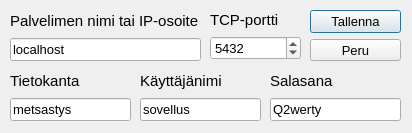
Before: the Qt Designer form serverSettingsDialog.ui in janlevea/hirviporukka, drawn with Qt 5.
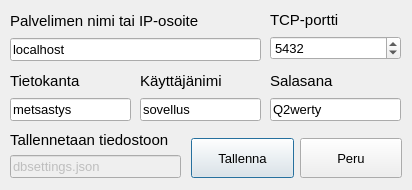
After: the same form once the commit is applied.

Commit message:
Dialogeille oma tiedosto
Tietokannan asetus- ja tietoa ohjelmasta -dialogit sinne.

```diff
--- a/serverSettingsDialog.ui
+++ b/serverSettingsDialog.ui
@@ -7,7 +7,7 @@
     <x>0</x>
     <y>0</y>
     <width>412</width>
-    <height>133</height>
+    <height>190</height>
    </rect>
   </property>
   <property name="windowTitle">
@@ -18,7 +18,7 @@
     <rect>
      <x>10</x>
      <y>10</y>
-     <width>191</width>
+     <width>251</width>
      <height>51</height>
     </rect>
    </property>
@@ -52,9 +52,9 @@
   <widget class="QWidget" name="">
    <property name="geometry">
     <rect>
-     <x>210</x>
+     <x>270</x>
      <y>10</y>
-     <width>91</width>
+     <width>131</width>
      <height>50</height>
     </rect>
    </property>
@@ -91,42 +91,6 @@
     </item>
    </layout>
   </widget>
-  <widget class="QWidget" name="">
-   <property name="geometry">
-    <rect>
-     <x>310</x>
-     <y>10</y>
-     <width>91</width>
-     <height>51</height>
-    </rect>
-   </property>
-   <layout class="QVBoxLayout" name="verticalLayout_3">
-    <item>
-     <widget class="QPushButton" name="serverSavePushButton">
-      <property name="font">
-       <font>
-        <pointsize>10</pointsize>
-       </font>
-      </property>
-      <property name="text">
-       <string>Tallenna</string>
-      </property>
-     </widget>
-    </item>
-    <item>
-     <widget class="QPushButton" name="serverCancelPushButton">
-      <property name="font">
-       <font>
-        <pointsize>10</pointsize>
-       </font>
-      </property>
-      <property name="text">
-       <string>Peru</string>
-      </property>
-     </widget>
-    </item>
-   </layout>
-  </widget>
   <widget class="QWidget" name="">
    <property name="geometry">
     <rect>
@@ -238,6 +202,105 @@
     </item>
    </layout>
   </widget>
+  <widget class="QWidget" name="">
+   <property name="geometry">
+    <rect>
+     <x>10</x>
+     <y>130</y>
+     <width>171</width>
+     <height>48</height>
+    </rect>
+   </property>
+   <layout class="QVBoxLayout" name="verticalLayout_7">
+    <item>
+     <widget class="QLabel" name="fileNameLabel">
+      <property name="font">
+       <font>
+        <pointsize>11</pointsize>
+       </font>
+      </property>
+      <property name="text">
+       <string>Tallennetaan tiedostoon</string>
+      </property>
+     </widget>
+    </item>
+    <item>
+     <widget class="QLineEdit" name="fileNameLineEdit">
+      <property name="enabled">
+       <bool>false</bool>
+      </property>
+      <property name="font">
+       <font>
+        <pointsize>10</pointsize>
+       </font>
+      </property>
+      <property name="text">
+       <string>dbsettings.json</string>
+      </property>
+     </widget>
+    </item>
+   </layout>
+  </widget>
+  <widget class="QWidget" name="">
+   <property name="geometry">
+    <rect>
+     <x>191</x>
+     <y>138</y>
+     <width>211</width>
+     <height>41</height>
+    </rect>
+   </property>
+   <layout class="QHBoxLayout" name="horizontalLayout">
+    <item>
+     <widget class="QPushButton" name="serverSavePushButton">
+      <property name="sizePolicy">
+       <sizepolicy hsizetype="Minimum" vsizetype="Fixed">
+        <horstretch>0</horstretch>
+        <verstretch>0</verstretch>
+       </sizepolicy>
+      </property>
+      <property name="minimumSize">
+       <size>
+        <width>0</width>
+        <height>40</height>
+       </size>
+      </property>
+      <property name="font">
+       <font>
+        <pointsize>10</pointsize>
+       </font>
+      </property>
+      <property name="text">
+       <string>Tallenna</string>
+      </property>
+     </widget>
+    </item>
+    <item>
+     <widget class="QPushButton" name="serverCancelPushButton">
+      <property name="sizePolicy">
+       <sizepolicy hsizetype="Minimum" vsizetype="Fixed">
+        <horstretch>0</horstretch>
+        <verstretch>0</verstretch>
+       </sizepolicy>
+      </property>
+      <property name="minimumSize">
+       <size>
+        <width>0</width>
+        <height>40</height>
+       </size>
+      </property>
+      <property name="font">
+       <font>
+        <pointsize>10</pointsize>
+       </font>
+      </property>
+      <property name="text">
+       <string>Peru</string>
+      </property>
+     </widget>
+    </item>
+   </layout>
+  </widget>
  </widget>
  <resources/>
  <connections/>
```
The commit also changes 1 other file.
